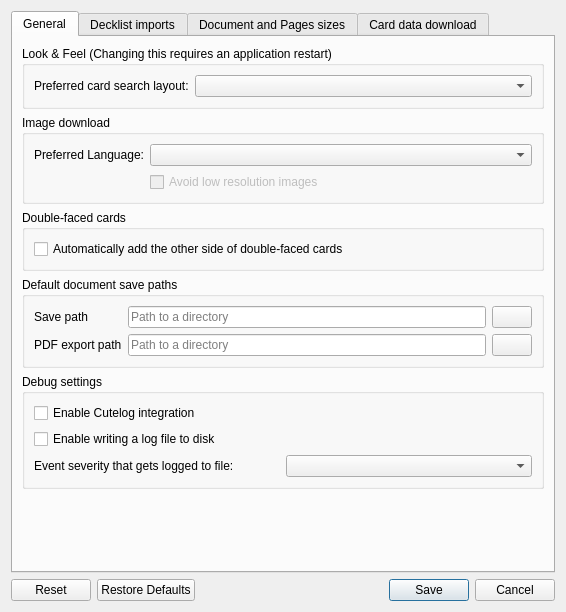
Above: mtg_proxy_printer/resources/ui/settings_window.ui from luziferius/MTGProxyPrinter before the change. Below: the same form after it.
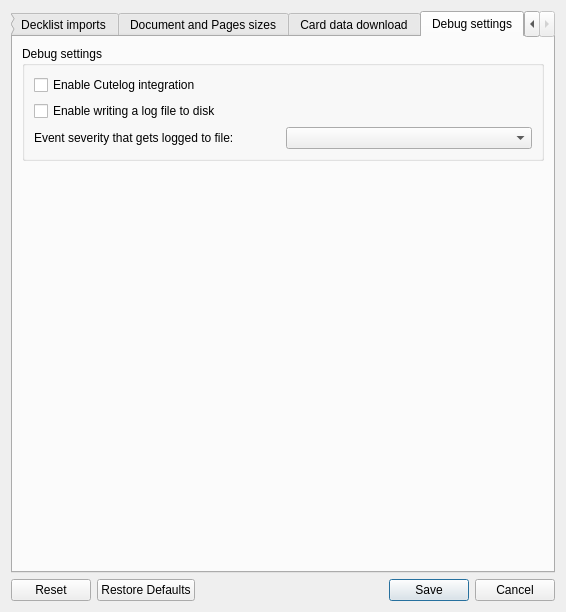
That is the form after the change. The open tabs and pages were chosen to show the change. Icons and pictures are not drawn.

Commit message:
Settings window: Configure the update check settings in the settings window. Also move the debug settings to a new tab to not clutter the first page.
FossilOrigin-Name: a45f237fcb57b73f5d29d1827ce5b6ffa60780a0663557624a104f59009de2da

The edit to the form file:
```diff
--- a/mtg_proxy_printer/resources/ui/settings_window.ui
+++ b/mtg_proxy_printer/resources/ui/settings_window.ui
@@ -216,13 +216,13 @@
         </widget>
        </item>
        <item>
-        <widget class="QGroupBox" name="groupBox">
+        <widget class="QGroupBox" name="update_check_group_box">
          <property name="title">
-          <string>Debug settings</string>
+          <string>Automatic update checks</string>
          </property>
-         <layout class="QGridLayout" name="gridLayout_5">
-          <item row="0" column="0" colspan="2">
-           <widget class="QCheckBox" name="enable_cutelog_integration">
+         <layout class="QVBoxLayout" name="verticalLayout_9">
+          <item>
+           <widget class="QCheckBox" name="check_application_updates_enabled">
             <property name="toolTip">
              <string>Cutelog is a live log event viewer that can be used to monitor events in real-time.</string>
             </property>
@@ -230,31 +230,20 @@
              <string>&lt;html&gt;&lt;head/&gt;&lt;body&gt;&lt;p&gt;See &lt;a href=&quot;https://github.com/busimus/cutelog&quot;&gt;&lt;span style=&quot; text-decoration: underline; color:#2980b9;&quot;&gt;https://github.com/busimus/cutelog&lt;/span&gt;&lt;/a&gt; for details about Cutelog.&lt;/p&gt;&lt;/body&gt;&lt;/html&gt;</string>
             </property>
             <property name="text">
-             <string>Enable Cutelog integration</string>
+             <string>Check for application updates</string>
             </property>
            </widget>
           </item>
-          <item row="4" column="1">
-           <widget class="QComboBox" name="log_level_combo_box">
+          <item>
+           <widget class="QCheckBox" name="check_card_data_updates_enabled">
             <property name="toolTip">
              <string>Only write events with the given severity level and higher to the log file.</string>
             </property>
-           </widget>
-          </item>
-          <item row="4" column="0">
-           <widget class="QLabel" name="log_level_label">
             <property name="text">
-             <string>Event severity that gets logged to file:</string>
+             <string>Check for new card data</string>
             </property>
-            <property name="buddy">
-             <cstring>log_level_combo_box</cstring>
-            </property>
-           </widget>
-          </item>
-          <item row="3" column="0" colspan="2">
-           <widget class="QCheckBox" name="enable_write_log_file">
-            <property name="text">
-             <string>Enable writing a log file to disk</string>
+            <property name="tristate">
+             <bool>true</bool>
             </property>
            </widget>
           </item>
@@ -817,6 +806,72 @@
        </item>
       </layout>
      </widget>
+     <widget class="QWidget" name="tab_debug">
+      <attribute name="title">
+       <string>Debug settings</string>
+      </attribute>
+      <layout class="QVBoxLayout" name="verticalLayout_8">
+       <item>
+        <widget class="QGroupBox" name="groupBox">
+         <property name="title">
+          <string>Debug settings</string>
+         </property>
+         <layout class="QGridLayout" name="gridLayout_5">
+          <item row="0" column="0" colspan="2">
+           <widget class="QCheckBox" name="enable_cutelog_integration">
+            <property name="toolTip">
+             <string>Cutelog is a live log event viewer that can be used to monitor events in real-time.</string>
+            </property>
+            <property name="whatsThis">
+             <string>&lt;html&gt;&lt;head/&gt;&lt;body&gt;&lt;p&gt;See &lt;a href=&quot;https://github.com/busimus/cutelog&quot;&gt;&lt;span style=&quot; text-decoration: underline; color:#2980b9;&quot;&gt;https://github.com/busimus/cutelog&lt;/span&gt;&lt;/a&gt; for details about Cutelog.&lt;/p&gt;&lt;/body&gt;&lt;/html&gt;</string>
+            </property>
+            <property name="text">
+             <string>Enable Cutelog integration</string>
+            </property>
+           </widget>
+          </item>
+          <item row="4" column="1">
+           <widget class="QComboBox" name="log_level_combo_box">
+            <property name="toolTip">
+             <string>Only write events with the given severity level and higher to the log file.</string>
+            </property>
+           </widget>
+          </item>
+          <item row="4" column="0">
+           <widget class="QLabel" name="log_level_label">
+            <property name="text">
+             <string>Event severity that gets logged to file:</string>
+            </property>
+            <property name="buddy">
+             <cstring>log_level_combo_box</cstring>
+            </property>
+           </widget>
+          </item>
+          <item row="3" column="0" colspan="2">
+           <widget class="QCheckBox" name="enable_write_log_file">
+            <property name="text">
+             <string>Enable writing a log file to disk</string>
+            </property>
+           </widget>
+          </item>
+         </layout>
+        </widget>
+       </item>
+       <item>
+        <spacer name="verticalSpacer_5">
+         <property name="orientation">
+          <enum>Qt::Vertical</enum>
+         </property>
+         <property name="sizeHint" stdset="0">
+          <size>
+           <width>20</width>
+           <height>40</height>
+          </size>
+         </property>
+        </spacer>
+       </item>
+      </layout>
+     </widget>
     </widget>
    </item>
    <item>
```
Left out of the diff: 11 changed lines with no effect on the pictures. The commit also changes 1 other file.
